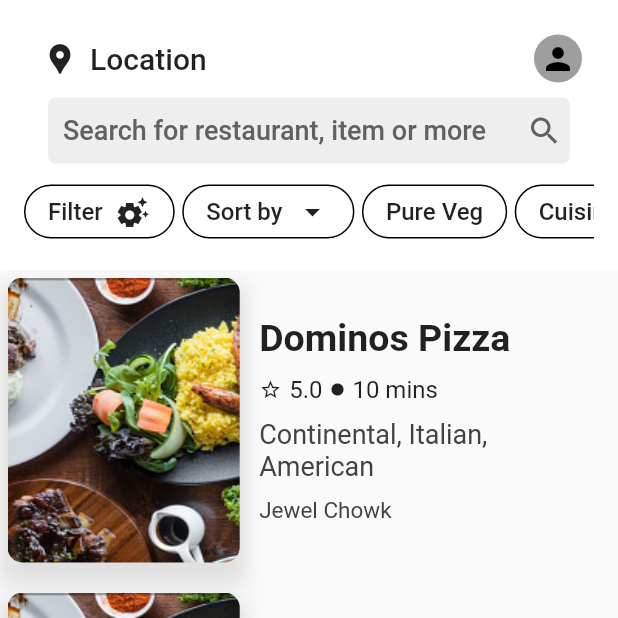
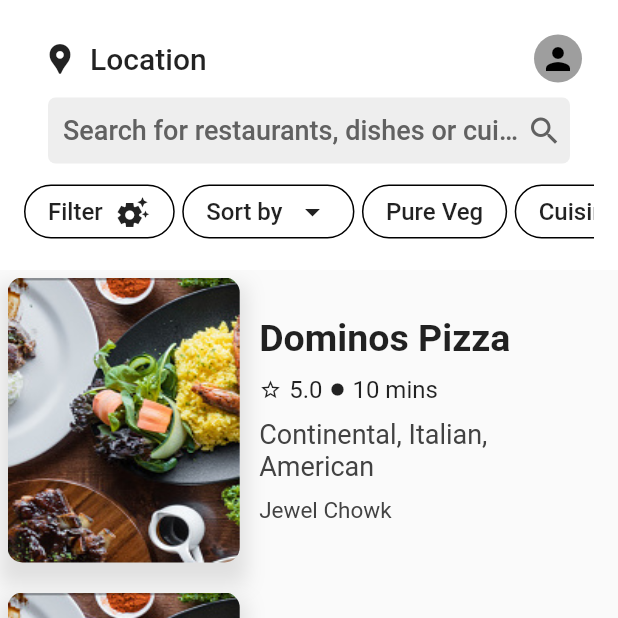
Before and after one commit to blackmoney069/swiggy_clone, a Flutter app: the screen it shows after launch, on a phone screen of 412 x 824 dp, the top half of it. Run offline on Flutter 3.47's test engine with Material 2 defaults, Android fonts, the phone set to English and light mode, and no system bars; missing offline and left inert: dart:ffi; Roboto replaces fonts that are missing (Poppins).

Commit message:
Updated overflow in search bar

```diff
--- a/lib/pages/homescreen.dart
+++ b/lib/pages/homescreen.dart
@@ -63,9 +63,13 @@
                   child: Row(
                     mainAxisAlignment: MainAxisAlignment.spaceBetween,
                     children: [
-                      Text(
-                        "Search for restaurant, item or more",
-                        style: TextStyle(color: Colors.grey[700], fontSize: 18),
+                      Expanded(
+                        child: Text(
+                          "Search for restaurants, dishes or cuisines",
+                          style: TextStyle(color: Colors.grey[700], fontSize: 18),
+                          maxLines: 1,
+                          overflow: TextOverflow.ellipsis,
+                        ),
                       ),
                       Icon(
                         Icons.search,
```
